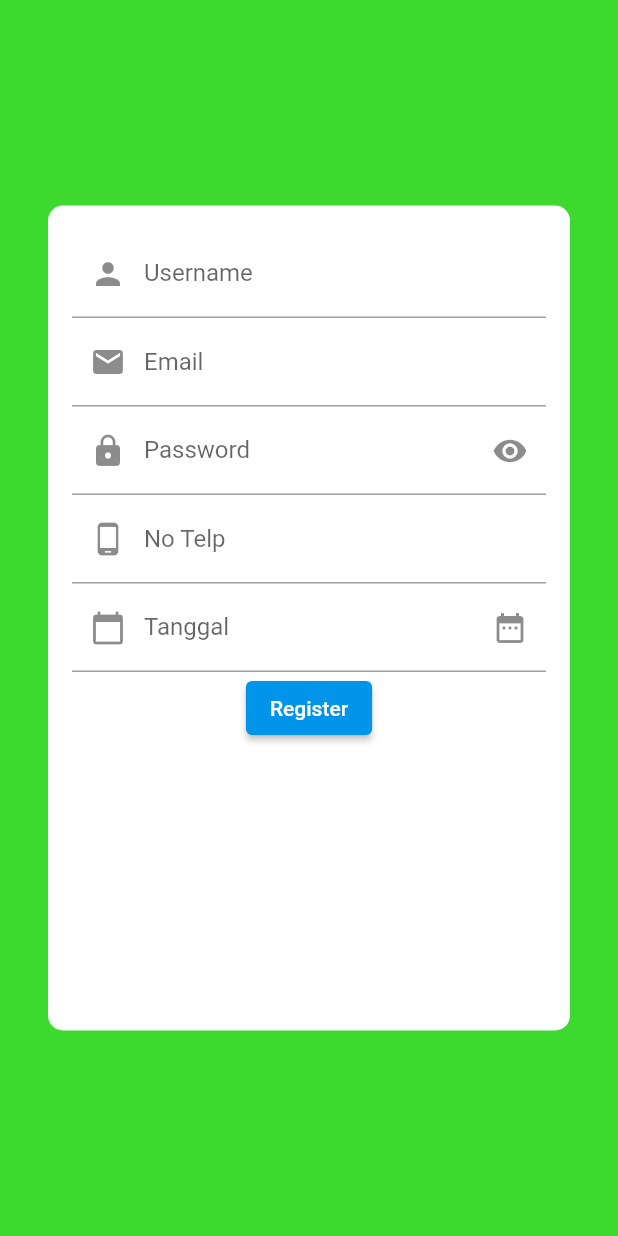
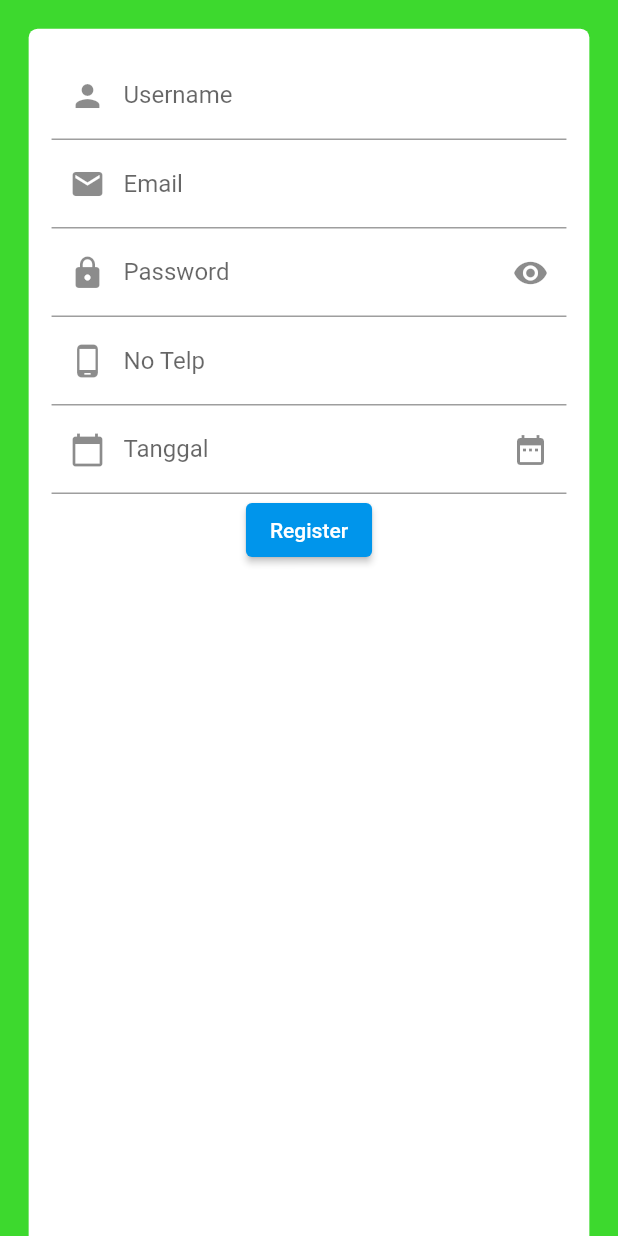
Before and after one commit to alexisngaing/ugd-d-4-hospital, a Flutter app: the RegisterView screen opened directly, on a phone screen of 412 x 824 dp. Run offline on Flutter 3.47's test engine with Material 2 defaults, Android fonts, the phone set to English and light mode, and no system bars; our stand-ins replace barcode_widget, flutter_tts, fluttertoast, geocoding, geolocator, grouped_list and 8 more; missing offline and left inert: qr_code_scanner; accounts and stored records are empty.

Commit message:
responsive_sizer login, register, home, chat

```diff
--- a/lib/View/login.dart
+++ b/lib/View/login.dart
@@ -60,7 +60,6 @@ class _LoginPageState extends State<LoginPage> {
                     },
                     icon: Icon(
                       _isObscured ? Icons.visibility : Icons.visibility_off,
-                      // Add the following line to set height explicitly
                       size: 24.sp,
                     ),
                   )
--- a/lib/View/register.dart
+++ b/lib/View/register.dart
@@ -6,9 +6,10 @@ import 'package:ugd_4_hospital/View/login.dart';
 import 'package:ugd_4_hospital/database/sql_helper_profile.dart';
 import 'package:intl/intl.dart';
 import 'package:ugd_4_hospital/utils/toast_util.dart';
+import 'package:responsive_sizer/responsive_sizer.dart';
 
 class RegisterView extends StatefulWidget {
-  const RegisterView({super.key});
+  const RegisterView({Key? key});
 
   @override
   _RegisterViewState createState() => _RegisterViewState();
@@ -47,22 +48,22 @@ class _RegisterViewState extends State<RegisterView> {
       body: SafeArea(
         child: Center(
           child: SingleChildScrollView(
-            padding: const EdgeInsets.all(16.0),
+            padding: EdgeInsets.all(8.sp),
             child: Form(
               key: _formKey,
               child: Container(
-                margin: const EdgeInsets.all(16.0),
-                padding: const EdgeInsets.all(16.0),
-                height: 550,
+                margin: EdgeInsets.all(16.sp),
+                padding: EdgeInsets.all(16.sp),
+                height: 550.sp,
                 decoration: BoxDecoration(
                   color: Colors.white,
-                  borderRadius: BorderRadius.circular(10.0),
+                  borderRadius: BorderRadius.circular(10.sp),
                 ),
                 child: Column(
                   children: [
                     TextFormField(
                       controller: usernameController,
-                      decoration: const InputDecoration(
+                      decoration: InputDecoration(
                         labelText: 'Username',
                         hintText: 'dodi',
                         prefixIcon: Icon(Icons.person),
@@ -79,7 +80,7 @@ class _RegisterViewState extends State<RegisterView> {
                     ),
                     TextFormField(
                       controller: emailController,
-                      decoration: const InputDecoration(
+                      decoration: InputDecoration(
                         labelText: 'Email',
                         hintText: '@',
                         prefixIcon: Icon(Icons.email),
@@ -105,11 +106,11 @@ class _RegisterViewState extends State<RegisterView> {
                       decoration: InputDecoration(
                         labelText: 'Password',
                         hintText: '*****',
-                        prefixIcon: const Icon(Icons.lock),
+                        prefixIcon: Icon(Icons.lock),
                         suffixIcon: IconButton(
                           icon: _isObscure
-                              ? const Icon(Icons.visibility)
-                              : const Icon(Icons.visibility_off),
+                              ? Icon(Icons.visibility)
+                              : Icon(Icons.visibility_off),
                           onPressed: _toggleObscure,
                         ),
                       ),
@@ -126,7 +127,7 @@ class _RegisterViewState extends State<RegisterView> {
                     ),
                     TextFormField(
                       controller: noTelpController,
-                      decoration: const InputDecoration(
+                      decoration: InputDecoration(
                         labelText: 'No Telp',
                         hintText: '090090',
                         prefixIcon: Icon(Icons.phone_android),
@@ -160,10 +161,10 @@ class _RegisterViewState extends State<RegisterView> {
                       },
                       readOnly: true,
                       decoration: InputDecoration(
-                        prefixIcon: const Icon(Icons.calendar_today),
+                        prefixIcon: Icon(Icons.calendar_today),
                         labelText: 'Tanggal',
                         suffixIcon: IconButton(
-                          icon: const Icon(Icons.date_range),
+                          icon: Icon(Icons.date_range),
                           onPressed: () async {
                             DateTime? pickedDate = await showDatePicker(
                               context: context,
@@ -214,7 +215,7 @@ class _RegisterViewState extends State<RegisterView> {
                         foregroundColor: Colors.white,
                         backgroundColor: Color.fromARGB(255, 0, 149, 235),
                       ),
-                      child: const Text('Register'),
+                      child: Text('Register'),
                     ),
                   ],
                 ),
```
Also changed, not shown: lib/View/chat.dart (+6 -9 lines).
